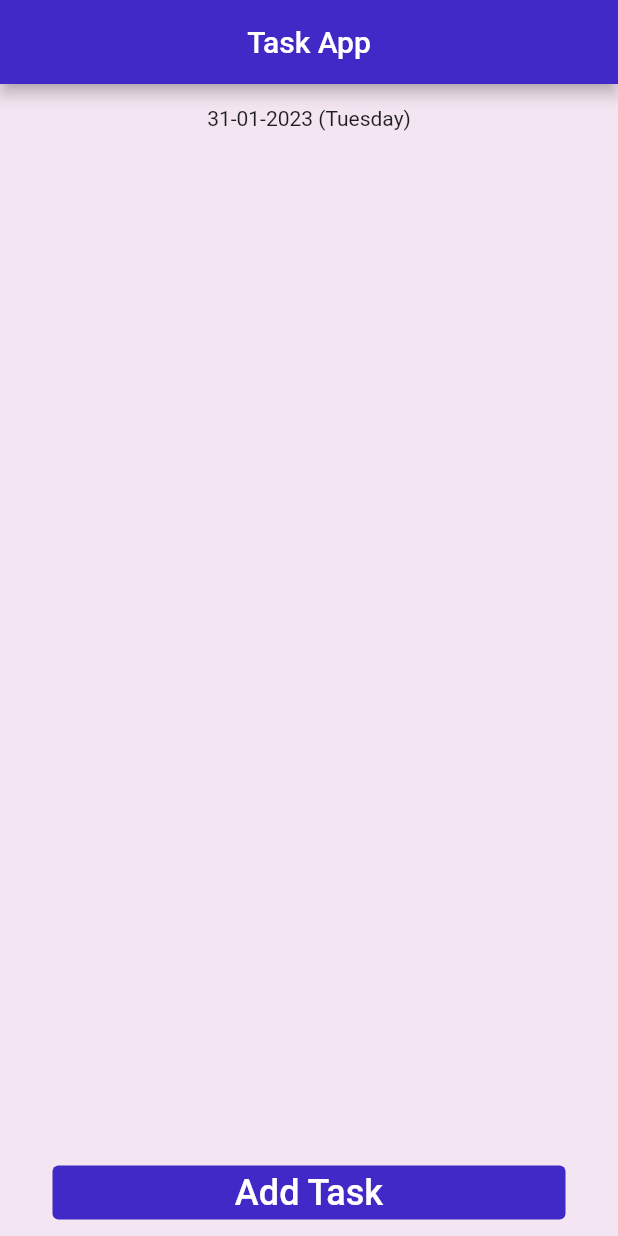
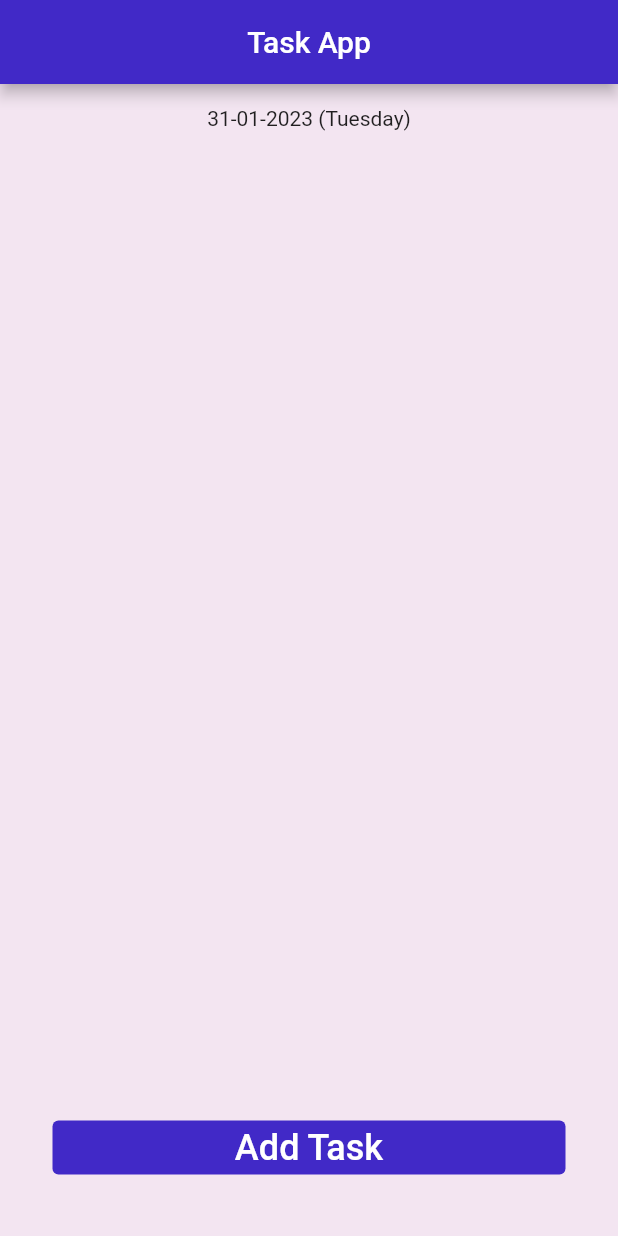
Before and after one commit to MCDiYae/task-management-app, a Flutter app: the screen it shows after launch, on a phone screen of 412 x 824 dp. Run offline on Flutter 3.47's test engine with Material 2 defaults, Android fonts, the phone set to English and light mode, and no system bars; our stand-ins replace table_calendar.

```diff
--- a/taskapp/lib/constant.dart
+++ b/taskapp/lib/constant.dart
@@ -5,3 +5,6 @@ const pWriteColor1 = Colors.white;
 const backColor1 = Color.fromARGB(255, 243, 229, 241);
 const String titel1 = 'Task App';
 const String boutton1 = 'Add Task';
+final kToday = DateTime.now();
+final kFirstDay = DateTime(kToday.year, kToday.month - 3, kToday.day);
+final kLastDay = DateTime(kToday.year, kToday.month + 3, kToday.day);
--- a/taskapp/lib/view/homeview.dart
+++ b/taskapp/lib/view/homeview.dart
@@ -11,8 +11,8 @@ class HomeView extends StatelessWidget {
   Widget build(BuildContext context) {
     return const Scaffold(
       body: ViewBody(),
-      bottomNavigationBar:
-          BoutonAdd(titre: boutton1), // POUR LE METTRE A LA FIN DU PAGE
+      // POUR LE METTRE A LA FIN DU PAGE
+      bottomNavigationBar: BoutonAdd(titre: boutton1),
       backgroundColor: backColor1,
     );
   }
--- a/taskapp/lib/view/widget/buttonadd.dart
+++ b/taskapp/lib/view/widget/buttonadd.dart
@@ -10,7 +10,7 @@ class BoutonAdd extends StatelessWidget {
   @override
   Widget build(BuildContext context) {
     return Container(
-      margin: const EdgeInsets.symmetric(horizontal: 30),
+      margin: const EdgeInsets.all(30),
       padding: const EdgeInsets.all(5),
       width: double.infinity,
       child: ElevatedButton(
```
Also changed, not shown: taskapp/lib/view/viewbody.dart (+59 -2 lines).
